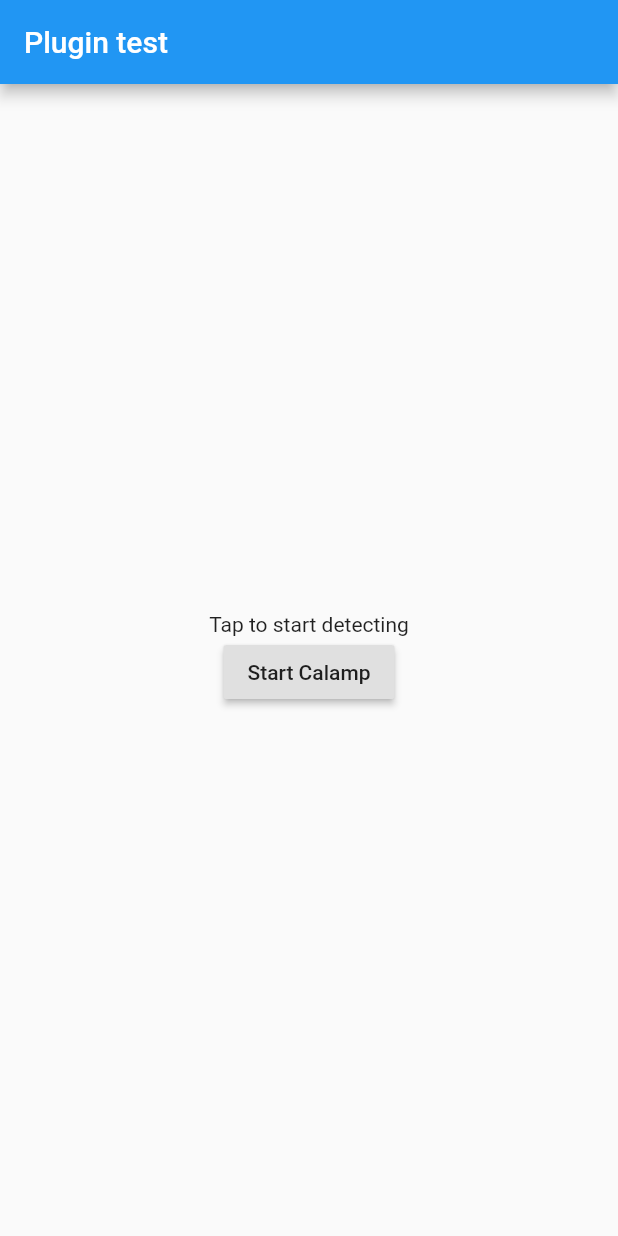
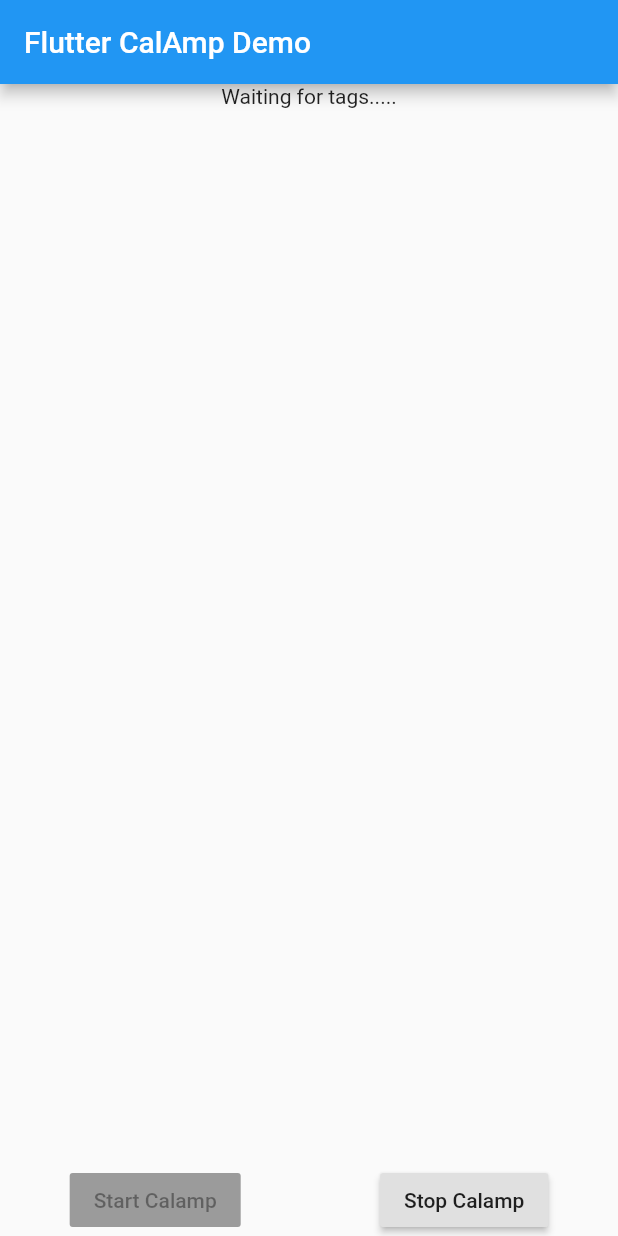
Before and after one commit to Antoniozinchenko/flutter_calamp_plugin, a Flutter app: the screen it shows after launch, after a tap on "Start Calamp", on a phone screen of 412 x 824 dp. Run offline on Flutter 3.47's test engine with Material 2 defaults, Android fonts, the phone set to English and light mode, and no system bars; our stand-ins replace flutter_bluetooth_serial, location, rxdart.

Commit message:
fix example and add BLE plugin

```diff
--- /dev/null
+++ b/example/lib/footer.dart
@@ -0,0 +1,30 @@
+import 'package:flutter/material.dart';
+import 'package:provider/provider.dart';
+import 'package:flutter_calamp/flutter_calamp.dart';
+
+class Footer extends StatelessWidget {
+  @override
+  Widget build(BuildContext context) {
+    return StreamBuilder(
+        stream: Provider.of<FlutterCalamp>(context).isRunning$,
+        builder: (context, AsyncSnapshot snapshot) {
+          final isRunning = snapshot.data == true;
+          return Row(
+            mainAxisAlignment: MainAxisAlignment.spaceAround,
+            children: <Widget>[
+              RaisedButton(
+                onPressed: isRunning
+                    ? null
+                    : Provider.of<FlutterCalamp>(context).start,
+                child: Text('Start Calamp'),
+              ),
+              RaisedButton(
+                onPressed:
+                    isRunning ? Provider.of<FlutterCalamp>(context).stop : null,
+                child: Text('Stop Calamp'),
+              ),
+            ],
+          );
+        });
+  }
+}
--- a/example/lib/main.dart
+++ b/example/lib/main.dart
@@ -1,20 +1,24 @@
 import 'package:flutter/material.dart';
+import 'package:flutter_calamp_example/tags_list.dart';
 import 'package:provider/provider.dart';
 import 'package:flutter_calamp/flutter_calamp.dart';
 
+import 'package:flutter_calamp_example/footer.dart';
+
 void main() => runApp(MyApp());
 
-const username = 'someuser';
-const password = 'somepass';
+const username = 'USERNAME';
+const password = 'USER_PASSWORD';
+const appId = 'YOUR_APP_ID';
 
 class MyApp extends StatelessWidget {
   @override
   Widget build(BuildContext context) {
     return Provider(
-      builder: (BuildContext context) => FlutterCalamp(username, password),
+      builder: (BuildContext context) => FlutterCalamp(username, password, appId),
       dispose: (BuildContext context, FlutterCalamp bloc) => bloc.dispoce(),
       child: MaterialApp(
-        title: 'Flutter Demo',
+        title: 'Flutter CalAmp Demo',
         theme: ThemeData(
           primarySwatch: Colors.blue,
         ),
@@ -29,25 +33,14 @@ class MyHomePage extends StatelessWidget {
   Widget build(BuildContext context) {
     return Scaffold(
       appBar: AppBar(
-        title: Text('Plugin test'),
+        title: Text('Flutter CalAmp Demo'),
       ),
-      body: Center(
-        child: Column(
-          mainAxisAlignment: MainAxisAlignment.center,
-          children: <Widget>[
-            StreamBuilder<String>(
-                stream: Provider.of<FlutterCalamp>(context).stream$,
-                builder: (BuildContext context, AsyncSnapshot snapshot) {
-                  return Text(
-                    snapshot.data ?? snapshot.error ?? 'Tap to start detecting',
-                  );
-                }),
-            RaisedButton(
-              onPressed: Provider.of<FlutterCalamp>(context).start,
-              child: Text('Start Calamp'),
-            ),
-          ],
-        ),
+      body: Column(
+        mainAxisAlignment: MainAxisAlignment.center,
+        children: <Widget>[
+          Expanded(child: TagsList()),
+          Footer(),
+        ],
       ),
     );
   }
--- /dev/null
+++ b/example/lib/tags_list.dart
@@ -0,0 +1,32 @@
+import 'package:flutter/material.dart';
+import 'package:flutter_calamp_example/tag_row.dart';
+import 'package:provider/provider.dart';
+
+import 'package:flutter_calamp/flutter_calamp.dart';
+import 'package:flutter_calamp/sci_tag.model.dart';
+
+class TagsList extends StatelessWidget {
+  @override
+  Widget build(BuildContext context) {
+    return StreamBuilder(
+      stream: Provider.of<FlutterCalamp>(context).stream$,
+      builder: (BuildContext context, AsyncSnapshot<List<SCITag>> snapshot) {
+        if (snapshot.error != null) {
+          return Text(snapshot.error);
+        }
+        if (snapshot.data != null) {
+          return ListView.builder(
+            itemBuilder: (BuildContext context, int index) {
+              final tag = snapshot.data[index];
+              return TagRow(
+                tag: tag,
+              );
+            },
+            itemCount: snapshot.data.length,
+          );
+        }
+        return Text('Waiting for tags.....');
+      },
+    );
+  }
+}
--- a/lib/flutter_calamp.dart
+++ b/lib/flutter_calamp.dart
@@ -1,52 +1,84 @@
+import 'dart:async';
+import 'dart:convert';
 import 'package:flutter/services.dart';
 import 'package:rxdart/rxdart.dart';
+import 'package:flutter_calamp/sci_tag.model.dart';
+import 'package:flutter_calamp/utils.dart';
 
 class FlutterCalamp {
   static final channelProviderName = 'com.overhaul.calamp_plugin/tagsProvider';
   static final channelConsumerName = 'com.overhaul.calamp_plugin/tagsConsumer';
   final _consumerChannel = MethodChannel(channelConsumerName);
   final _providerChannel = MethodChannel(channelProviderName);
-  final _tagSubject = BehaviorSubject<String>();
+  final _tagSubject = BehaviorSubject<List<SCITag>>();
+  final _runningSubject = BehaviorSubject<bool>.seeded(false);
   final String username;
   final String password;
-
-  FlutterCalamp(this.username, this.password) {
+  final String appId;
+  FlutterCalamp(this.username, this.password, this.appId) {
     _providerChannel.setMethodCallHandler(_didRecieveTags);
   }
 
-  String get tags => _tagSubject.value;
-  Observable<String> get stream$ => _tagSubject.stream;
+  List<SCITag> get tags => _tagSubject.value;
+  Stream<List<SCITag>> get stream$ => _tagSubject.stream;
 
-  Future<void> start() async {
+  Observable<bool> get isRunning$ => _runningSubject.stream;
+
+  Future<void> _invokeStart() async {
     try {
+      print('START PLUGIN!!!!!!');
       await _consumerChannel.invokeMethod('start', <String, String>{
         'userName': username,
         'password': password,
+        'appId': appId
       });
     } on PlatformException catch (e) {
+      _runningSubject.add(false);
       _tagSubject.addError(e.message);
     }
   }
 
-  Future<void> stop() async {
-    await _consumerChannel.invokeMethod('stop');
-  }
-
   Future<void> _didRecieveTags(MethodCall call) async {
-    print(call.arguments);
     switch (call.method) {
       case 'onScannedTags':
         {
-          final String tags = call.arguments;
+          final List jsonTags = jsonDecode(call.arguments);
+          final List<SCITag> tags = [];
+          for (var jsonTag in jsonTags) {
+            tags.add(SCITag.fromJSON(jsonTag));
+          }
           _tagSubject.add(tags);
         }
         break;
       case 'onError':
         _tagSubject.addError(call.arguments);
+        _runningSubject.add(false);
+    }
+  }
+
+  Future<void> start() async {
+    if (!_runningSubject.value) {
+      _runningSubject.add(true);
+      final _isBluetoothOn = await PlatformUtils.checkBluetooth();
+      final _isGpsOn = await PlatformUtils.checkGeolocation();
+      if (_isBluetoothOn && _isGpsOn) {
+        await _invokeStart();
+      } else {
+        _runningSubject.add(false);
+      }
+    }
+  }
+
+  Future<void> stop() async {
+    if (_runningSubject.value) {
+      print('STOP PLUGIN!!!!!!');
+      _runningSubject.add(false);
+      await _consumerChannel.invokeMethod('stop');
     }
   }
 
   dispoce() {
     _tagSubject.close();
+    _runningSubject.close();
   }
 }
--- /dev/null
+++ b/lib/sci_tag.model.dart
@@ -0,0 +1,21 @@
+class SCITag {
+  final String id;
+  final double temperature;
+  final double batteryVoltage;
+  final double humidity;
+  final int rssi;
+  final int rxTime;
+  final int sequenceNumber;
+  SCITag(this.id, this.temperature, this.batteryVoltage, this.humidity, this.rssi, this.rxTime, this.sequenceNumber);
+  factory SCITag.fromJSON(Map<String, dynamic> jsonTag) {
+    return SCITag(
+      jsonTag['id'],
+      jsonTag['temperature'],
+      jsonTag['batteryVoltage'],
+      jsonTag['humidity'],
+      jsonTag['rssi'],
+      jsonTag['rxTime'],
+      jsonTag['sequenceNumber'],
+    );
+  }
+}
--- /dev/null
+++ b/lib/utils.dart
@@ -0,0 +1,17 @@
+import 'package:flutter_bluetooth_serial/flutter_bluetooth_serial.dart';
+import 'package:location/location.dart';
+
+class PlatformUtils {
+  static Future<bool> checkBluetooth() async {
+    final state = await FlutterBluetoothSerial.instance.state;
+    if (state == BluetoothState.STATE_ON) {
+      return true;
+    } else {
+      return await FlutterBluetoothSerial.instance.requestEnable();
+    }
+  }
+  static Future<bool> checkGeolocation() async {
+    var location = new Location();
+    return await location.requestPermission();
+  }
+}
--- a/pubspec.yaml
+++ b/pubspec.yaml
@@ -11,7 +11,8 @@ dependencies:
   flutter:
     sdk: flutter
   rxdart: ^0.22.4
-
+  flutter_bluetooth_serial: ^0.2.2
+  location: ^2.3.5
 
 dev_dependencies:
   flutter_test:
```
Also changed, not shown: example/lib/tag_row.dart (added, +26 -0 lines), example/pubspec.lock, pubspec.lock, 9 other files.
